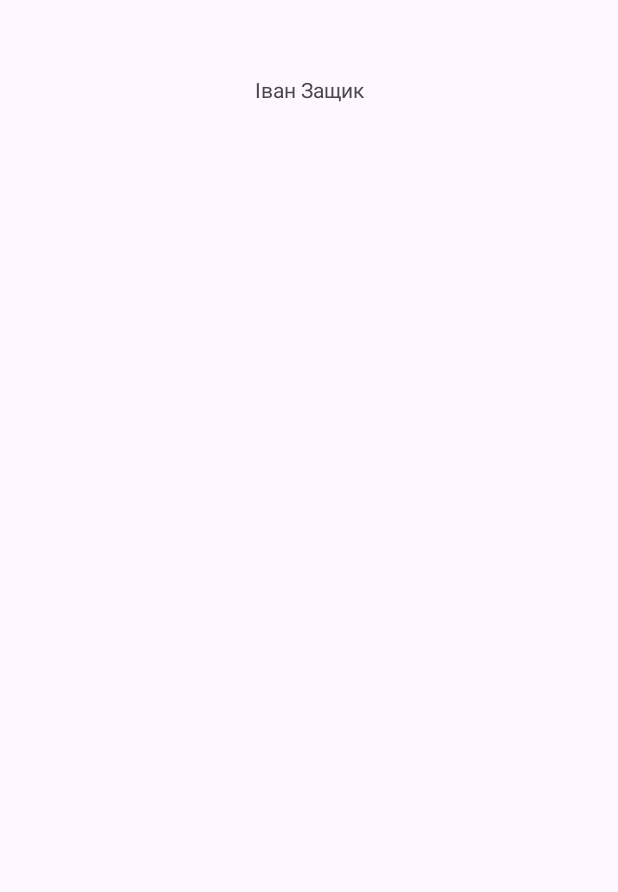
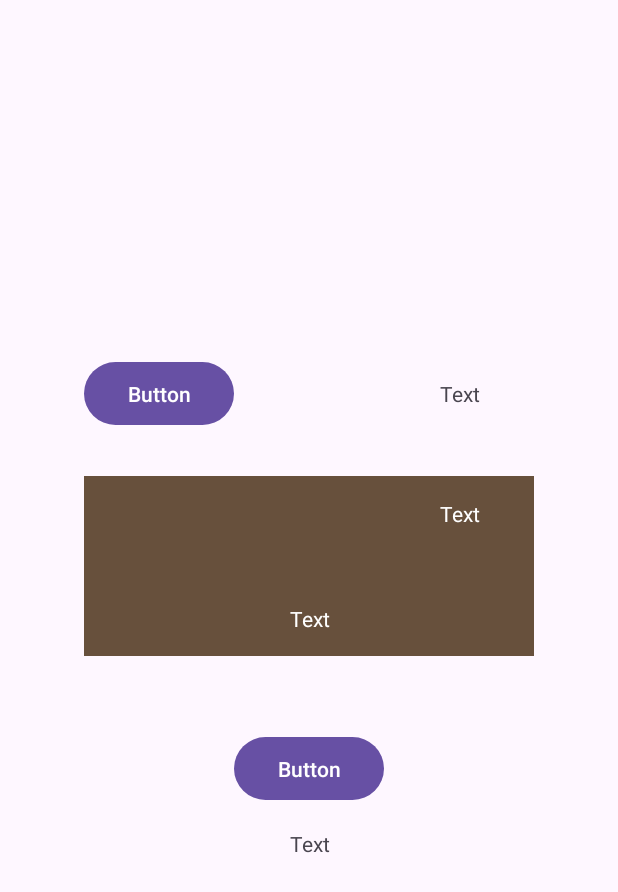
Before and after one commit to quietix/Mobile_Labs, an Android app: the screen it shows after launch (MainActivity), on a phone screen of 412 x 824 dp. Before the commit the part shown is almost empty. Shown: the top 892 px of the screen. Run offline under Robolectric (Android 15) with nearby library versions, the light colour scheme and no system bars.

Commit message:
layout_1 added

```diff
--- a/app/src/main/java/com/example/lab2/MainActivity.java
+++ b/app/src/main/java/com/example/lab2/MainActivity.java
@@ -9,6 +9,6 @@ public class MainActivity extends AppCompatActivity {
     @Override
     protected void onCreate(Bundle savedInstanceState) {
         super.onCreate(savedInstanceState);
-        setContentView(R.layout.activity_main);
+        setContentView(R.layout.layout_1);
     }
 }
--- a/app/src/main/res/layout/activity_main.xml
+++ b/app/src/main/res/layout/activity_main.xml
@@ -6,19 +6,4 @@
     android:layout_height="match_parent"
     tools:context=".MainActivity">
 
-    <TextView
-        android:layout_width="match_parent"
-        android:layout_height="match_parent"
-        android:gravity="center_horizontal"
-        android:text="@string/name"
-        app:layout_constraintBottom_toBottomOf="parent"
-        app:layout_constraintTop_toTopOf="parent"
-        app:layout_constraintVertical_bias="0.165"
-        android:paddingTop="50dp" />
-
-    <RelativeLayout
-        android:layout_width="match_parent"
-        android:layout_height="match_parent"
-        />
-
 </androidx.constraintlayout.widget.ConstraintLayout>
--- a/app/src/main/res/layout/layout_1.xml
+++ b/app/src/main/res/layout/layout_1.xml
@@ -1,23 +1,78 @@
 <?xml version="1.0" encoding="utf-8"?>
-<RelativeLayout xmlns:android="http://schemas.android.com/apk/res/android"
+<androidx.constraintlayout.widget.ConstraintLayout xmlns:android="http://schemas.android.com/apk/res/android"
+    xmlns:app="http://schemas.android.com/apk/res-auto"
     android:layout_width="match_parent"
     android:layout_height="match_parent">
 
     <RelativeLayout
+        android:id="@+id/relativeLayout"
         android:layout_width="300dp"
         android:layout_height="350dp"
-        android:layout_centerHorizontal="true"
-        android:layout_centerVertical="true">
+        app:layout_constraintBottom_toBottomOf="parent"
+        app:layout_constraintEnd_toEndOf="parent"
+        app:layout_constraintStart_toStartOf="parent"
+        app:layout_constraintTop_toTopOf="parent">
+
+        <Button
+            android:layout_width="100dp"
+            android:layout_height="50dp"
+            android:layout_alignParentTop="true"
+            android:layout_alignParentStart="true"
+            android:text="Button"/>
+
+        <TextView
+            android:layout_width="100dp"
+            android:layout_height="50dp"
+            android:layout_alignParentTop="true"
+            android:layout_alignParentEnd="true"
+            android:text="Text"
+            android:gravity="center"/>
 
         <RelativeLayout
-            android:layout_width="100dp"
-            android:layout_height="50dp">
+            android:layout_width="match_parent"
+            android:layout_height="120dp"
+            android:background="#67503C"
+            android:layout_alignParentTop="true"
+            android:layout_marginTop="80dp">
+            <TextView
+                android:layout_width="100dp"
+                android:layout_height="50dp"
+                android:layout_alignParentTop="true"
+                android:layout_alignParentEnd="true"
+                android:text="Text"
+                android:gravity="center"
+                android:textColor="@color/white"/>
+
+            <TextView
+                android:layout_width="100dp"
+                android:layout_height="50dp"
+                android:layout_alignParentBottom="true"
+                android:layout_centerHorizontal="true"
+                android:text="Text"
+                android:gravity="center"
+                android:textColor="@color/white"/>
+        </RelativeLayout>
+
+        <RelativeLayout
+            android:layout_width="match_parent"
+            android:layout_height="100dp"
+            android:layout_alignParentBottom="true">
             <Button
-                android:layout_width="match_parent"
-                android:layout_height="match_parent"
-                android:text="Button"/>
+                android:layout_width="100dp"
+                android:layout_height="50dp"
+                android:text="Button"
+                android:layout_alignParentTop="true"
+                android:layout_centerHorizontal="true" />
+
+            <TextView
+                android:layout_width="100dp"
+                android:layout_height="50dp"
+                android:layout_alignParentBottom="true"
+                android:layout_centerHorizontal="true"
+                android:text="Text"
+                android:gravity="center" />
         </RelativeLayout>
 
     </RelativeLayout>
 
-</RelativeLayout>
+</androidx.constraintlayout.widget.ConstraintLayout>
```
